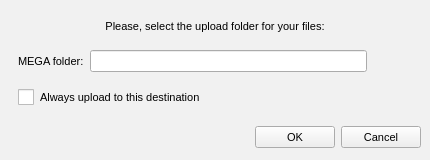
Qt form src/MEGASync/gui/linux/UploadToMegaDialog.ui (meganz/MEGAsync) before a commit.
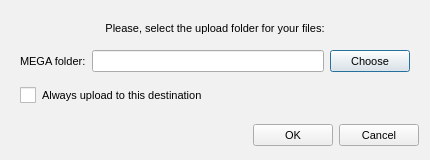
The same form after that commit. Icons and pictures are not drawn.

What changed in the file:
```diff
--- a/src/MEGASync/gui/linux/UploadToMegaDialog.ui
+++ b/src/MEGASync/gui/linux/UploadToMegaDialog.ui
@@ -58,12 +58,6 @@
 </string>
   </property>
   <layout class="QVBoxLayout" name="verticalLayout">
-   <property name="spacing">
-    <number>6</number>
-   </property>
-   <property name="margin">
-    <number>9</number>
-   </property>
    <item>
     <widget class="QLabel" name="label">
      <property name="minimumSize">
@@ -124,11 +118,7 @@
       <item>
        <widget class="QPushButton" name="bChange">
         <property name="text">
-         <string/>
-        </property>
-        <property name="icon">
-         <iconset resource="Resources.qrc">
-          <normaloff>:/images/import_cloud_ico.png</normaloff>:/images/import_cloud_ico.png</iconset>
+         <string>Choose</string>
         </property>
         <property name="iconSize">
          <size>
@@ -137,7 +127,7 @@
          </size>
         </property>
         <property name="flat">
-         <bool>true</bool>
+         <bool>false</bool>
         </property>
        </widget>
       </item>
```
Left out of the diff: 4 changed lines with no effect on the pictures.
